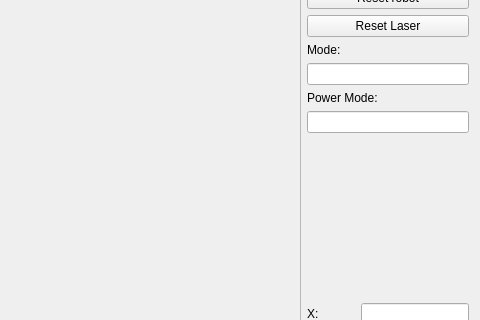
This is demoRMR/mainwindow.ui in AdrianFalb/demoRMR-all as Qt 5 draws it before an edit; both pictures show x 324 to 804 and y 237 to 557 of the 804 by 651 pixel window. The edited form follows.
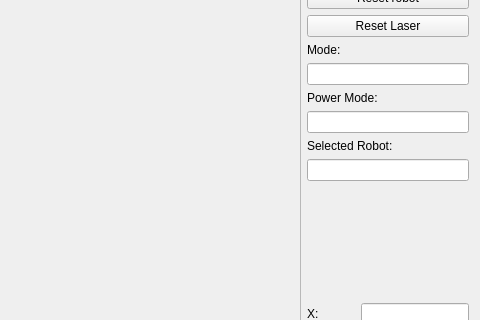
This is the edited form.

Commit message: Make the robot avoid a collision only once

Diff of the .ui file:
```diff
--- a/demoRMR/mainwindow.ui
+++ b/demoRMR/mainwindow.ui
@@ -338,6 +338,29 @@
         </property>
        </widget>
       </item>
+      <item>
+       <widget class="QLabel" name="current_robot_label">
+        <property name="text">
+         <string>Selected Robot:</string>
+        </property>
+       </widget>
+      </item>
+      <item>
+       <widget class="QLineEdit" name="lineEdit_selected_robot">
+        <property name="sizePolicy">
+         <sizepolicy hsizetype="Fixed" vsizetype="Fixed">
+          <horstretch>0</horstretch>
+          <verstretch>0</verstretch>
+         </sizepolicy>
+        </property>
+        <property name="minimumSize">
+         <size>
+          <width>162</width>
+          <height>0</height>
+         </size>
+        </property>
+       </widget>
+      </item>
       <item>
        <spacer name="verticalSpacer">
         <property name="orientation">
```
Left out of the diff: 2 changed lines with no effect on the pictures. The commit also changes 5 other files.
